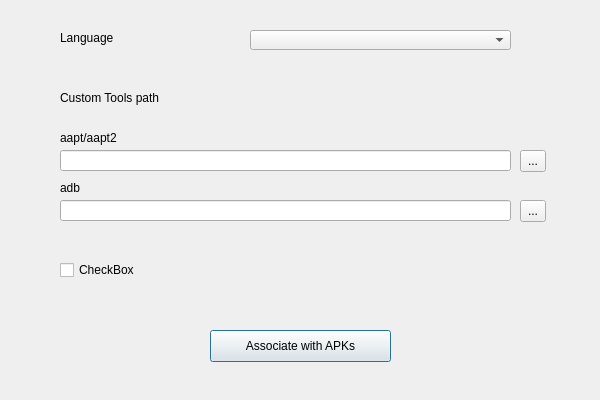
First picture: the form in forms/settings.ui, repository gingusScringus/apacksplorer, before the edit.
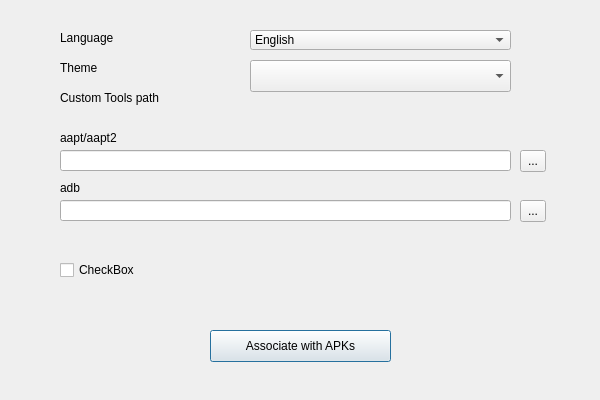
Second picture: the form after the edit.

What changed in the file:
```diff
--- a/forms/settings.ui
+++ b/forms/settings.ui
@@ -29,8 +29,13 @@
     <bool>false</bool>
    </property>
    <property name="placeholderText">
-    <string>lang</string>
+    <string/>
    </property>
+   <item>
+    <property name="text">
+     <string>English</string>
+    </property>
+   </item>
   </widget>
   <widget class="QLabel" name="label">
    <property name="geometry">
@@ -156,6 +161,29 @@
     <string>CheckBox</string>
    </property>
   </widget>
+  <widget class="QLabel" name="label_5">
+   <property name="geometry">
+    <rect>
+     <x>60</x>
+     <y>60</y>
+     <width>58</width>
+     <height>16</height>
+    </rect>
+   </property>
+   <property name="text">
+    <string>Theme</string>
+   </property>
+  </widget>
+  <widget class="QComboBox" name="comboBox_2">
+   <property name="geometry">
+    <rect>
+     <x>250</x>
+     <y>60</y>
+     <width>261</width>
+     <height>32</height>
+    </rect>
+   </property>
+  </widget>
  </widget>
  <resources/>
  <connections/>
```
